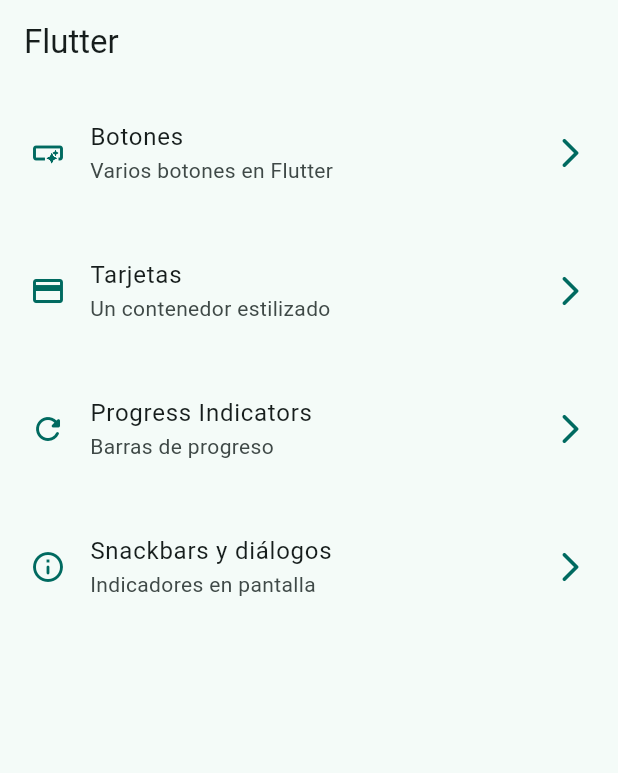
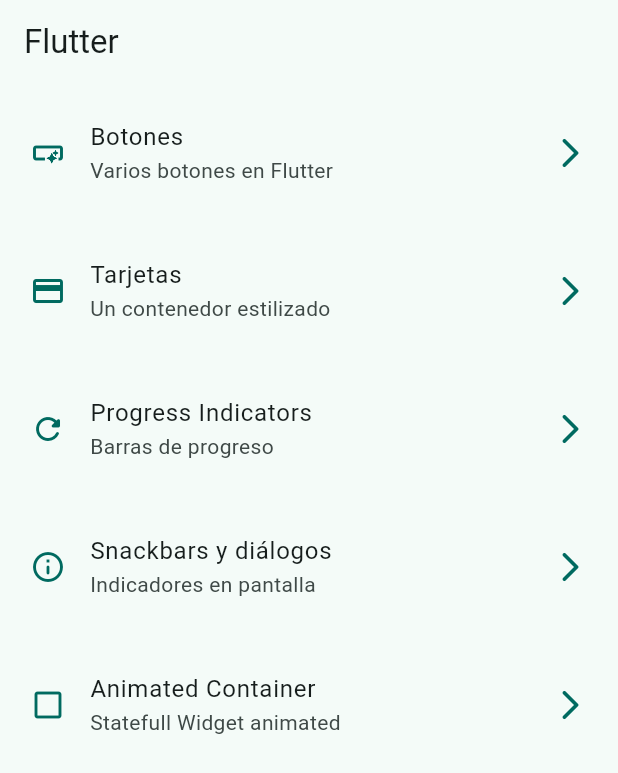
Before and after one commit to fabiofons/widget-app, a Flutter app: the screen it shows after launch, on a phone screen of 412 x 824 dp. Shown: the top 773 px of the screen. Run offline on Flutter 3.47's test engine with Material 3 defaults, Android fonts, the phone set to English and light mode, and no system bars; our stand-ins replace go_router.

Commit message:
Updated routes and finished container animated sreen

```diff
--- a/lib/config/menu/menu_items.dart
+++ b/lib/config/menu/menu_items.dart
@@ -38,5 +38,11 @@ const appMenuItems = <MenuItems>[
     subtitle: 'Indicadores en pantalla',
     link: '/snackbars',
     icon: Icons.info_outline_rounded
+  ),
+  MenuItems(
+    title: 'Animated Container',
+    subtitle: 'Statefull Widget animated',
+    link: '/animated',
+    icon: Icons.check_box_outline_blank
   )
 ];
--- a/lib/config/router/app_router.dart
+++ b/lib/config/router/app_router.dart
@@ -31,5 +31,10 @@ final appRouter = GoRouter(
       name: SnackbarScreen.name,
       builder: (context, state) => const SnackbarScreen(),
     ),
+    GoRoute(
+      path: '/animated',
+      name: AnimatedScreen.name,
+      builder: (context, state) => const AnimatedScreen(),
+    ),
   ],
 );
```
Also changed, not shown: lib/presentation/screens/animated/animated_screen.dart (+50 -2 lines).
